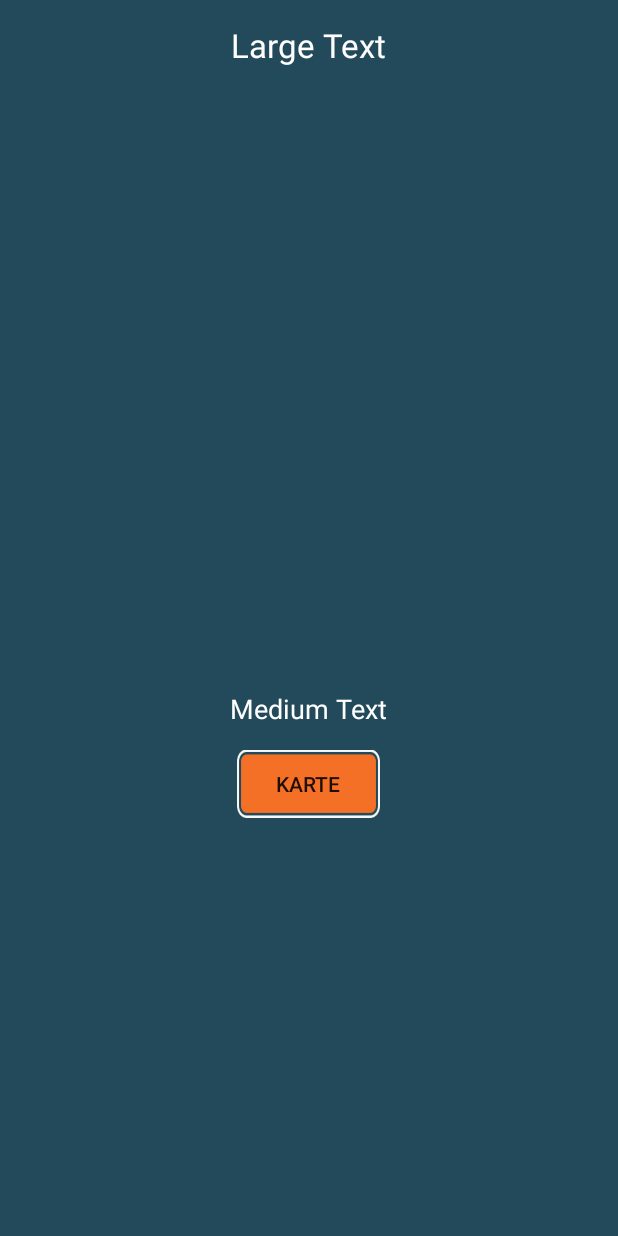
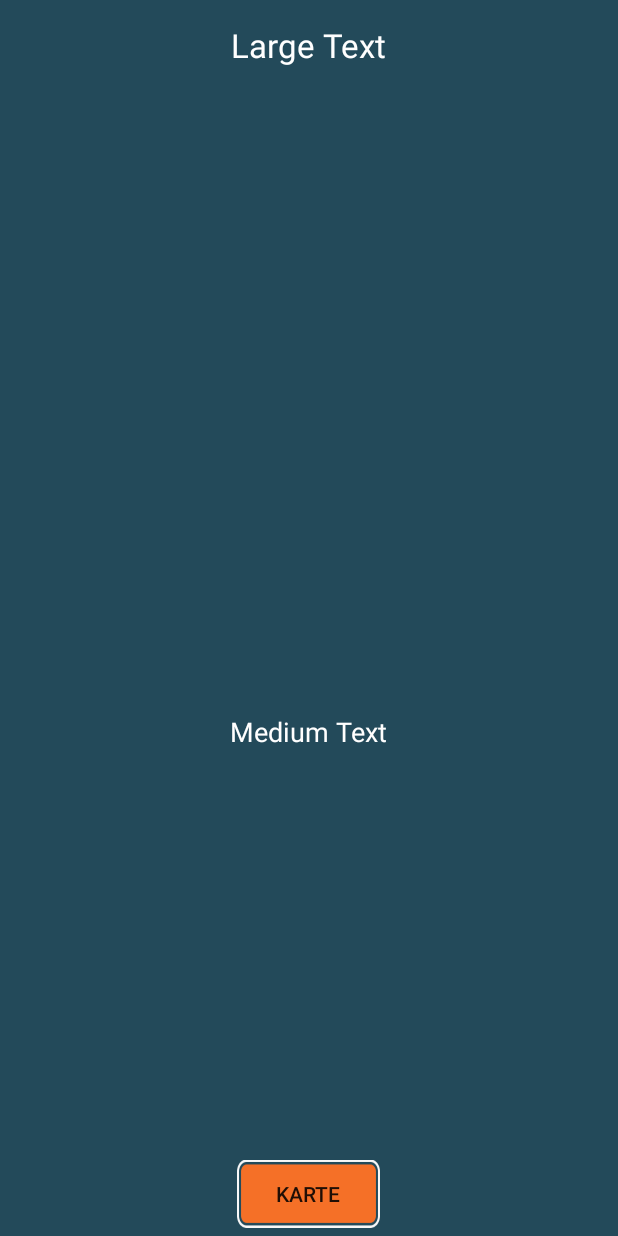
Before and after one commit to Volker89/KaLiTour, an Android app: the layout frag2.xml on its own in the app's theme, with its tools: preview values and no code run, on a phone screen of 412 x 824 dp. Run offline under Robolectric (Android 15) with nearby library versions, the phone set to English and light mode, and no system bars.

Commit message:
Start Buttons geändert / Fragment 2 RelativeLayout

```diff
--- a/app/src/main/res/layout/frag2.xml
+++ b/app/src/main/res/layout/frag2.xml
@@ -1,13 +1,9 @@
 <?xml version="1.0" encoding="utf-8"?>
-<ScrollView xmlns:android="http://schemas.android.com/apk/res/android"
+<RelativeLayout xmlns:android="http://schemas.android.com/apk/res/android"
+    android:orientation="vertical"
     android:background="#234A5A"
     android:layout_width="match_parent"
-    android:layout_height="match_parent"
-    android:fillViewport="true">
-
-    <LinearLayout
-        android:orientation="vertical" android:layout_width="match_parent"
-        android:layout_height="match_parent">
+    android:layout_height="match_parent">
 
         <TextView
             android:layout_width="wrap_content"
@@ -17,18 +13,17 @@
             android:id="@+id/textView_stationNameBild"
             android:textColor="@color/text_color"
             android:layout_marginTop="15dp"
-            android:layout_marginBottom="0dp"
-            android:layout_gravity="center_horizontal" />
+            android:layout_centerHorizontal="true"
+            android:layout_alignParentTop="true" />
 
         <ImageView
             android:layout_width="wrap_content"
             android:layout_height="600px"
             android:id="@+id/imageView_stationBild"
             android:layout_marginTop="15dp"
-            android:layout_marginLeft="15dp"
-            android:layout_marginRight="15dp"
-            android:layout_below="@+id/textView_stationName"
-            android:layout_gravity="center_horizontal" />
+            android:layout_gravity="center_horizontal"
+            android:layout_below="@+id/textView_stationNameBild"
+            android:layout_centerHorizontal="true" />
 
         <TextView
             android:layout_width="wrap_content"
@@ -37,7 +32,10 @@
             android:text="Medium Text"
             android:id="@+id/textView_bildTitel"
             android:textColor="@color/text_color"
-            android:layout_gravity="center_horizontal" />
+            android:layout_marginTop="15dp"
+            android:layout_gravity="center_horizontal"
+            android:layout_below="@+id/imageView_stationBild"
+            android:layout_centerHorizontal="true" />
 
         <Button
             android:layout_width="95dp"
@@ -45,8 +43,10 @@
             android:text="Karte"
             android:id="@+id/button6"
             android:background="@drawable/button"
-            android:layout_marginTop="15dp"
-            android:layout_gravity="center_horizontal" />
-    </LinearLayout>
+            android:layout_marginTop="5dp"
+            android:layout_marginBottom="5dp"
+            android:layout_gravity="center_horizontal"
+            android:layout_alignParentBottom="true"
+            android:layout_centerHorizontal="true" />
 
-</ScrollView>
+    </RelativeLayout>
```
Also changed, not shown: app/src/main/res/drawable/icons_einstellungen.png, app/src/main/res/drawable/icons_hilfe.png, app/src/main/res/drawable/icons_start.png.
